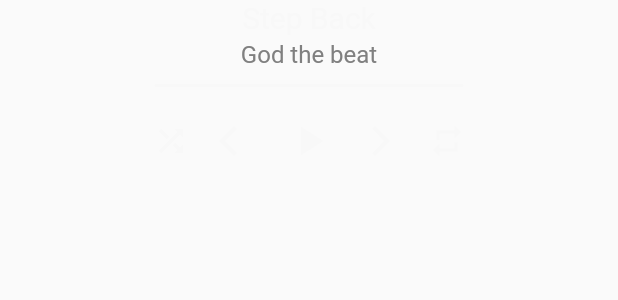
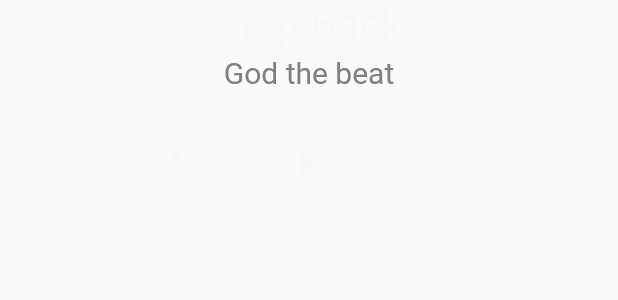
Before and after one commit to 99mini/flutter_publish_practice, a Flutter app: the MusicPlayerComponent widget shown alone on an empty page, opened directly, on a phone screen of 412 x 824 dp. Shown: the top 300 px of the screen. Run offline on Flutter 3.47's test engine with Material 2 defaults, Android fonts, the light colour scheme and no system bars; our stand-ins replace flutter_svg, get, google_fonts; missing offline and left inert: dart:html.

Commit message:
add home arg at playing_music_profile

```diff
--- a/lib/template/music_app/component/music_player_component.dart
+++ b/lib/template/music_app/component/music_player_component.dart
@@ -24,7 +24,7 @@ class MusicPlayerComponent extends StatelessWidget {
           title,
           maxLines: 1,
           style: GoogleFonts.roboto(
-            fontSize: 20,
+            fontSize: home! ? 28 : 20,
             fontWeight: FontWeight.normal,
             color: const Color(0xFFF8F8F8),
           ),
@@ -34,7 +34,7 @@ class MusicPlayerComponent extends StatelessWidget {
           singer,
           maxLines: 1,
           style: GoogleFonts.roboto(
-            fontSize: 16,
+            fontSize: home! ? 20 : 16,
             fontWeight: FontWeight.normal,
             color: const Color(0xFF808080),
           ),
@@ -78,7 +78,7 @@ class MusicPlayerComponent extends StatelessWidget {
         ),
         const SizedBox(height: 10),
         Container(
-          width: Get.width * 0.5,
+          width: home! ? Get.width * 0.8 : Get.width * 0.5,
           height: 2,
           decoration: BoxDecoration(
             borderRadius: BorderRadius.circular(2),
@@ -97,7 +97,7 @@ class MusicPlayerComponent extends StatelessWidget {
             ),
             _playbarBtnIcon(
               icon: Icons.play_arrow,
-              size: 32,
+              size: 36,
             ),
             _playbarBtnIcon(
               icon: Icons.arrow_forward_ios,
--- a/lib/template/music_app/page/music_app_home.dart
+++ b/lib/template/music_app/page/music_app_home.dart
@@ -48,6 +48,7 @@ class MusicAppHome extends StatelessWidget {
               children: [
                 PlayingMusicProfile(
                   img: 'step_back.jpeg',
+                  home: true,
                 ),
                 const SizedBox(height: 24),
                 MusicPlayerComponent(
```
Also changed, not shown: lib/template/music_app/component/playing_music_profile.dart (+5 -3 lines).
